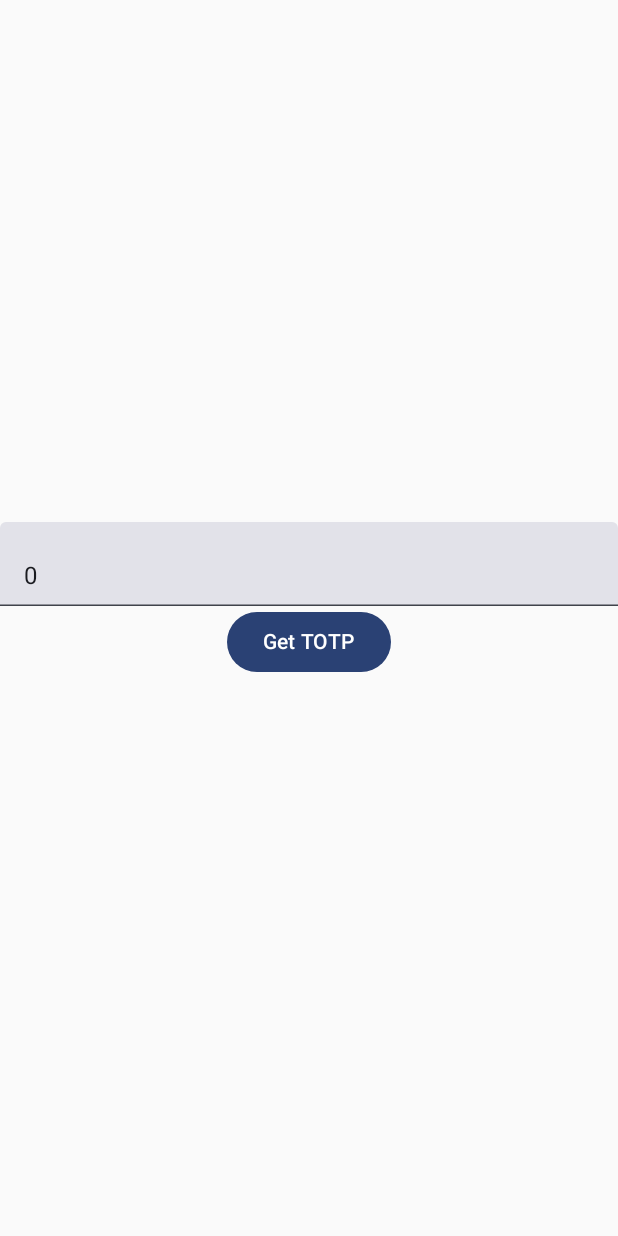
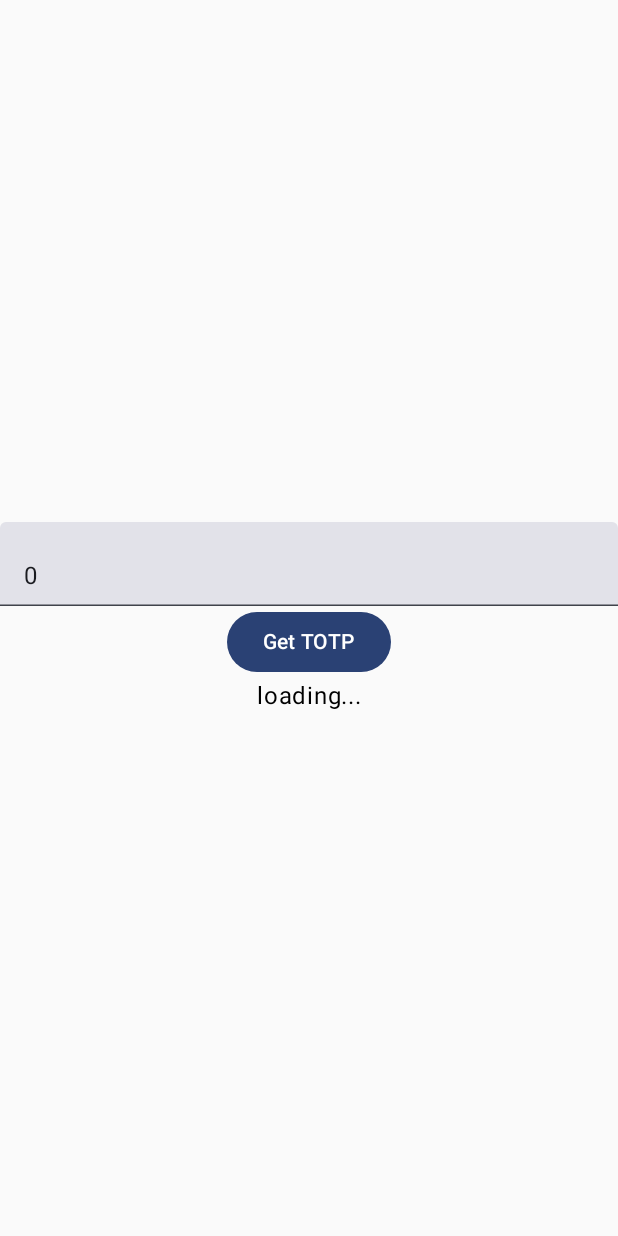
Before and after one commit to mrkocot/totp-app, an Android app built with Jetpack Compose: the screen it shows after launch (TotpGetter), after a tap on "Get TOTP", on a phone screen of 412 x 824 dp. Run offline under Robolectric (Android 15) with nearby library versions, the phone set to English and light mode, and no system bars.

```diff
--- a/vampire/src/main/java/edu/mk/vampire/TotpGetter.kt
+++ b/vampire/src/main/java/edu/mk/vampire/TotpGetter.kt
@@ -2,6 +2,7 @@ package edu.mk.vampire
 
 import android.content.Intent
 import android.os.Bundle
+import android.util.Log
 import androidx.activity.ComponentActivity
 import androidx.activity.compose.setContent
 import androidx.activity.enableEdgeToEdge
@@ -23,6 +24,7 @@ import androidx.compose.ui.Alignment
 import androidx.compose.ui.Modifier
 import androidx.compose.ui.text.input.KeyboardType
 import edu.mk.vampire.ui.theme.CodeManagerTheme
+import kotlin.math.abs
 import kotlin.random.Random
 
 class TotpGetter : ComponentActivity() {
@@ -65,6 +67,7 @@ class TotpGetter : ComponentActivity() {
             )
             Button(
                 onClick = {
+                    totp = "loading..."
                     startTotpProvider(code)
                 }
             ) { Text("Get TOTP") }
@@ -73,7 +76,7 @@ class TotpGetter : ComponentActivity() {
     }
 
     private fun startTotpProvider(totpId: Int) {
-        val requestId = Random.nextInt()
+        val requestId = abs(Random.nextInt())
         val intent = Intent(Intent.ACTION_VIEW).apply {
             setClassName(
                 "edu.mk.code",
@@ -88,6 +91,7 @@ class TotpGetter : ComponentActivity() {
     override fun onActivityResult(requestCode: Int, resultCode: Int, data: Intent?) {
         super.onActivityResult(requestCode, resultCode, data)
         val totp = data?.getStringExtra("totpCode")
+        Log.d("MK", "Returned code: $totp (requestCode=$requestCode)")
         totpValue = "Returned code: $totp"
     }
 }
```
Also changed, not shown: app/src/main/java/edu/mk/code/provider/TotpProviderActivity.kt (+11 -5 lines).
